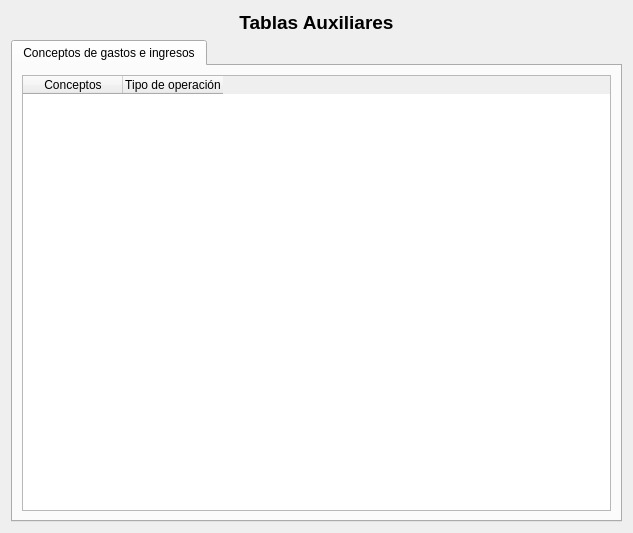
Above: ui/frmTablasAuxiliares.ui from turulomio/xulpymoney before the change. Below: the same form after it.
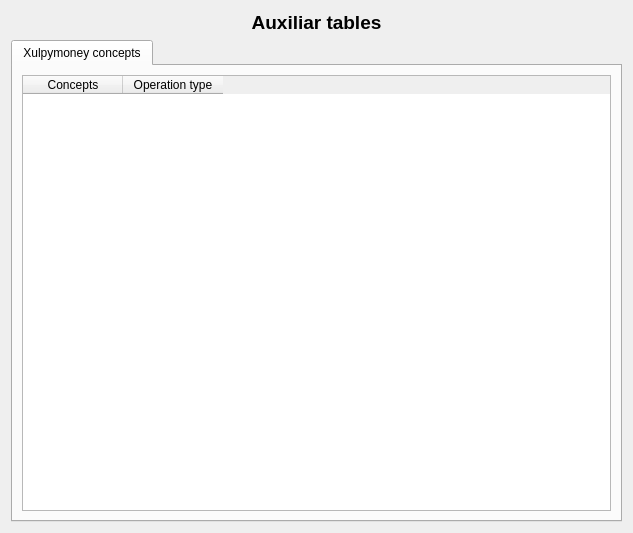
That is the form after the change. Icons and pictures are not drawn. Custom widgets are drawn as their Qt base class.

```diff
--- a/ui/frmTablasAuxiliares.ui
+++ b/ui/frmTablasAuxiliares.ui
@@ -26,7 +26,7 @@
         </font>
        </property>
        <property name="text">
-        <string>Tablas Auxiliares</string>
+        <string>Auxiliar tables</string>
        </property>
        <property name="alignment">
         <set>Qt::AlignCenter</set>
@@ -40,7 +40,7 @@
        </property>
        <widget class="QWidget" name="tabConceptos">
         <attribute name="title">
-         <string>Conceptos de gastos e ingresos</string>
+         <string>Xulpymoney concepts</string>
         </attribute>
         <layout class="QHBoxLayout" name="horizontalLayout_2">
          <item>
@@ -56,12 +56,12 @@
            </attribute>
            <column>
             <property name="text">
-             <string>Conceptos</string>
+             <string>Concepts</string>
             </property>
            </column>
            <column>
             <property name="text">
-             <string>Tipo de operación</string>
+             <string>Operation type</string>
             </property>
            </column>
           </widget>
```
Left out of the diff: 6 changed lines with no effect on the pictures.
